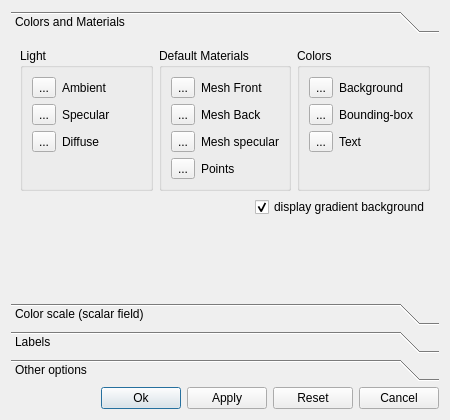
The window that qCC/ui_templates/displayOptionsDlg.ui (CloudCompare/CloudCompare) describes before a commit, drawn with Qt 5.
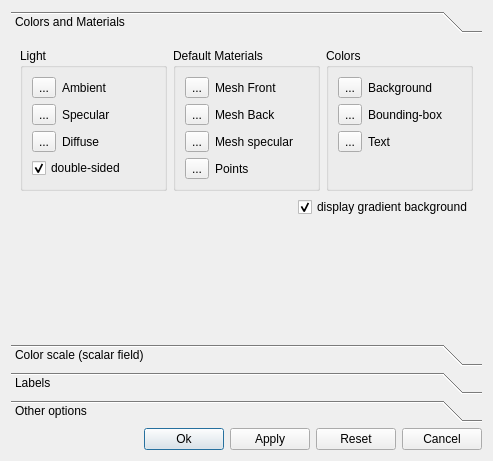
The same window after the commit. The open tabs and pages were chosen to show the change. Icons and pictures are not drawn.

Commit message: - menu entry 'Display parameters' --> 'Display options' - new 'Light > double sided' option for controlling mesh backfaces lighting

Diff of the .ui file:
```diff
--- a/qCC/ui_templates/displayOptionsDlg.ui
+++ b/qCC/ui_templates/displayOptionsDlg.ui
@@ -6,8 +6,8 @@
    <rect>
     <x>0</x>
     <y>0</y>
-    <width>450</width>
-    <height>420</height>
+    <width>493</width>
+    <height>461</height>
    </rect>
   </property>
   <property name="sizePolicy">
@@ -34,8 +34,8 @@
        <rect>
         <x>0</x>
         <y>0</y>
-        <width>432</width>
-        <height>263</height>
+        <width>471</width>
+        <height>278</height>
        </rect>
       </property>
       <attribute name="label">
@@ -126,6 +126,19 @@
                </item>
               </layout>
              </item>
+             <item>
+              <widget class="QCheckBox" name="doubleSidedCheckBox">
+               <property name="toolTip">
+                <string>&lt;html&gt;&lt;head/&gt;&lt;body&gt;&lt;p&gt;Whether to use a double-sided light model or not&lt;/p&gt;&lt;p&gt;(if disabled, triangles will appear black when looked from behind)&lt;/p&gt;&lt;/body&gt;&lt;/html&gt;</string>
+               </property>
+               <property name="text">
+                <string>double-sided</string>
+               </property>
+               <property name="checked">
+                <bool>true</bool>
+               </property>
+              </widget>
+             </item>
              <item>
               <spacer name="verticalSpacer_5">
                <property name="orientation">
```
Left out of the diff: 14 changed lines with no effect on the pictures. The commit also changes 7 other files.
